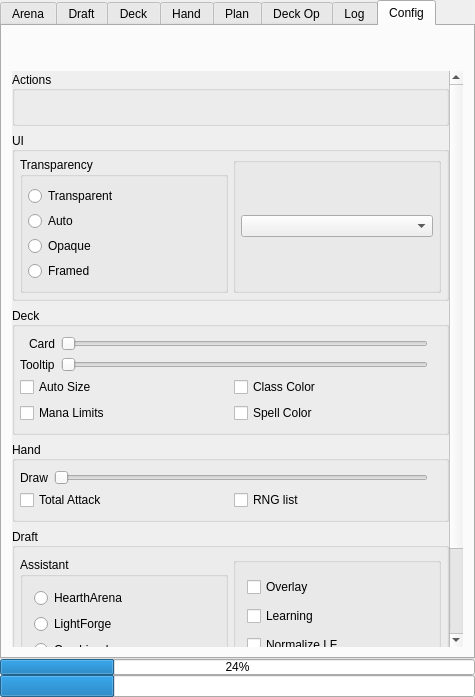
First picture: the form in mainwindow.ui, repository supertriodo/Arena-Tracker, before the edit.
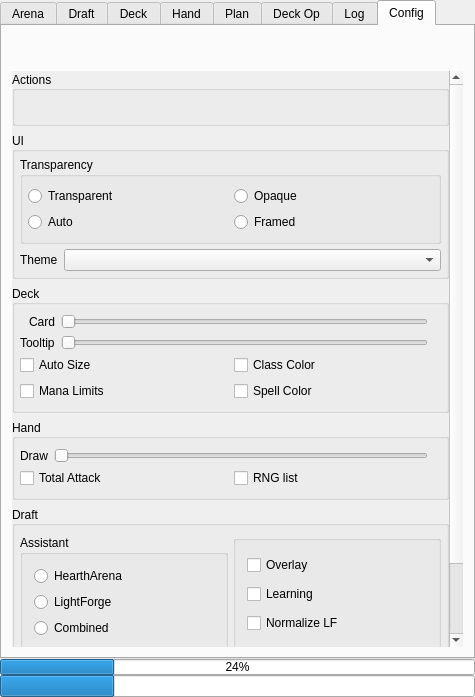
Second picture: the form after the edit. The open tabs and pages were chosen to show the change. Icons and pictures are not drawn. Custom widgets are drawn as their Qt base class.

Commit message: Reorganize config tab UI to remove configBoxExtra.

```diff
--- a/mainwindow.ui
+++ b/mainwindow.ui
@@ -1341,7 +1341,7 @@
                <x>0</x>
                <y>0</y>
                <width>435</width>
-               <height>787</height>
+               <height>764</height>
               </rect>
              </property>
              <layout class="QVBoxLayout" name="verticalLayout_5">
@@ -1442,7 +1442,7 @@
                 <property name="alignment">
                  <set>Qt::AlignLeading|Qt::AlignLeft|Qt::AlignVCenter</set>
                 </property>
-                <layout class="QHBoxLayout" name="horizontalLayout_2">
+                <layout class="QVBoxLayout" name="verticalLayout_6">
                  <property name="spacing">
                   <number>5</number>
                  </property>
@@ -1463,10 +1463,7 @@
                    <property name="title">
                     <string>Transparency</string>
                    </property>
-                   <layout class="QVBoxLayout" name="verticalLayout_4">
-                    <property name="spacing">
-                     <number>5</number>
-                    </property>
+                   <layout class="QGridLayout" name="gridLayout_2">
                     <property name="leftMargin">
                      <number>5</number>
                     </property>
@@ -1479,17 +1476,7 @@
                     <property name="bottomMargin">
                      <number>9</number>
                     </property>
-                    <item>
-                     <widget class="QRadioButton" name="configRadioTransparent">
-                      <property name="toolTip">
-                       <string>Transparent</string>
-                      </property>
-                      <property name="text">
-                       <string>Transparent</string>
-                      </property>
-                     </widget>
-                    </item>
-                    <item>
+                    <item row="1" column="0">
                      <widget class="QRadioButton" name="configRadioAuto">
                       <property name="toolTip">
                        <string>Auto: Deck/Hand tabs will be
@@ -1500,7 +1487,17 @@
                       </property>
                      </widget>
                     </item>
-                    <item>
+                    <item row="0" column="0">
+                     <widget class="QRadioButton" name="configRadioTransparent">
+                      <property name="toolTip">
+                       <string>Transparent</string>
+                      </property>
+                      <property name="text">
+                       <string>Transparent</string>
+                      </property>
+                     </widget>
+                    </item>
+                    <item row="0" column="1">
                      <widget class="QRadioButton" name="configRadioOpaque">
                       <property name="toolTip">
                        <string>Opaque</string>
@@ -1510,7 +1507,7 @@
                       </property>
                      </widget>
                     </item>
-                    <item>
+                    <item row="1" column="1">
                      <widget class="QRadioButton" name="configRadioFramed">
                       <property name="toolTip">
                        <string>Framed: Show window frames which makes streaming with OBS easier.
@@ -1525,31 +1522,25 @@
                   </widget>
                  </item>
                  <item>
-                  <widget class="QGroupBox" name="configBoxUIExtra">
-                   <property name="title">
-                    <string/>
-                   </property>
-                   <layout class="QVBoxLayout" name="verticalLayout_7">
-                    <property name="spacing">
-                     <number>5</number>
-                    </property>
-                    <property name="leftMargin">
-                     <number>5</number>
-                    </property>
-                    <property name="topMargin">
-                     <number>9</number>
-                    </property>
-                    <property name="rightMargin">
-                     <number>5</number>
-                    </property>
-                    <property name="bottomMargin">
-                     <number>9</number>
-                    </property>
-                    <item>
-                     <widget class="QComboBox" name="configComboTheme"/>
-                    </item>
-                   </layout>
-                  </widget>
+                  <layout class="QHBoxLayout" name="horizontalLayout_2">
+                   <item>
+                    <widget class="QLabel" name="configLabelTheme">
+                     <property name="text">
+                      <string>Theme</string>
+                     </property>
+                    </widget>
+                   </item>
+                   <item>
+                    <widget class="QComboBox" name="configComboTheme">
+                     <property name="sizePolicy">
+                      <sizepolicy hsizetype="Expanding" vsizetype="Fixed">
+                       <horstretch>0</horstretch>
+                       <verstretch>0</verstretch>
+                      </sizepolicy>
+                     </property>
+                    </widget>
+                   </item>
+                  </layout>
                  </item>
                 </layout>
                </widget>
```
The commit also changes 1 other file.
